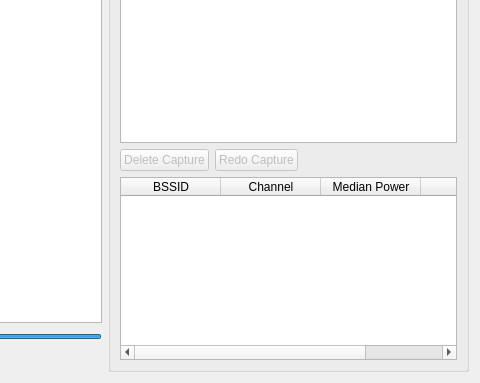
Old version of the form tool_suite/fingerprint_editor/main_dialog.ui in the repository jedivind/gtaiad; both pictures show x 451 to 931 and y 222 to 605 of the 931 by 605 pixel window.
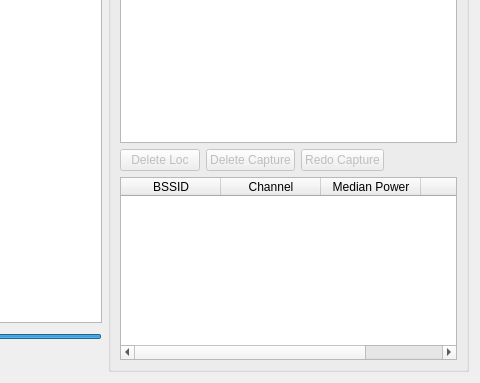
New version of the form.

The edit to the form file:
```diff
--- a/tool_suite/fingerprint_editor/main_dialog.ui
+++ b/tool_suite/fingerprint_editor/main_dialog.ui
@@ -230,6 +230,16 @@
         </item>
         <item>
          <layout class="QHBoxLayout" name="horizontalLayout_4">
+          <item>
+           <widget class="QPushButton" name="pushButton">
+            <property name="enabled">
+             <bool>false</bool>
+            </property>
+            <property name="text">
+             <string>Delete Loc</string>
+            </property>
+           </widget>
+          </item>
           <item>
            <widget class="QPushButton" name="delete_capture_button">
             <property name="enabled">
```
Left out of the diff: 27 changed lines with no effect on the pictures.
